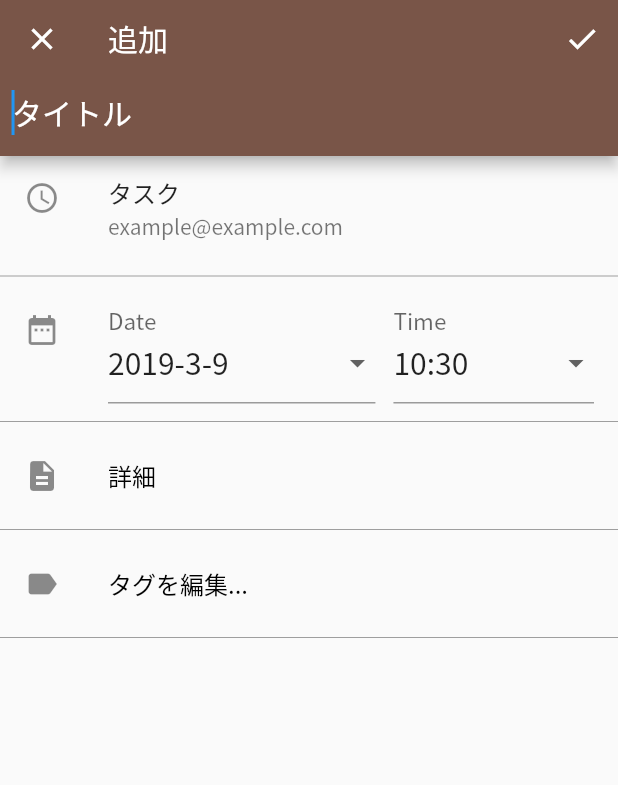
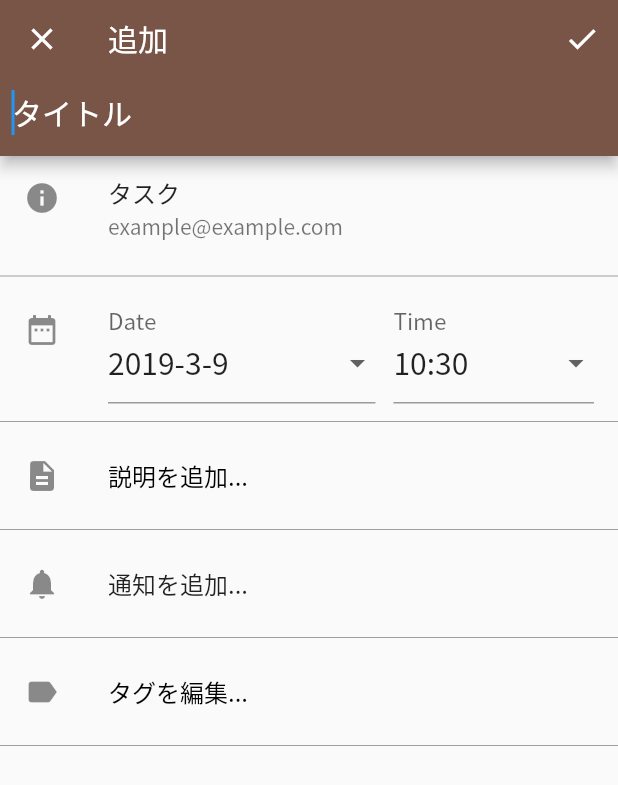
Before and after one commit to organic-nailer/todo_counter_flutter, a Flutter app: the AddPage screen opened by its route, after a tap on the "check" icon, on a phone screen of 412 x 824 dp. Shown: the top 785 px of the screen. Run offline on Flutter 3.47's test engine with Material 2 defaults, Android fonts, the light colour scheme and no system bars; our stand-ins replace cloud_firestore; accounts and stored records are empty.

Commit message:
AddPageをTaskItem形式に変更

```diff
--- a/lib/AddPage.dart
+++ b/lib/AddPage.dart
@@ -102,23 +102,35 @@ class AddPageState extends State<AddPage>{
 								));
 								return;
 							}
+
+							var item = {
+								"title": _titleTextController.text,
+								"description": {
+									"description": _descriptionTextControllder.text,
+								},
+								"time": {
+									"deadline": _date.day,
+									"createdat": new DateTime.now(),
+								},
+								"tag": _selectedTags,
+								"done": false,
+								"notify": {},
+								"genre": "TASK",
+								"other_data": {},
+							};
+
 							if(_iseditmode){
-								Firestore.instance.collection("Todos").document(widget.todo.id).updateData({
-									"title": _titleTextController.text,
-									"description": _descriptionTextControllder.text,
-									"vote": _date.day,
-									"deadline": new DateTime(_date.year, _date.month, _date.day, _time.hour, _time.minute)
-								});
+								Firestore.instance
+										 .collection("Todos")
+										 .document(widget.todo.id)
+										 .updateData(item);
 								Navigator.of(context).pop();
 							}
 							else{
-								Firestore.instance.collection("Todos").document().setData({
-									"title": _titleTextController.text,
-									"description": _descriptionTextControllder.text,
-									"vote": _date.day,
-									"deadline": new DateTime(_date.year,_date.month,_date.day,_time.hour,_time.minute),
-									"tag": _selectedTags
-								});
+								Firestore.instance
+										 .collection("Todos")
+										 .document()
+										 .setData(item);
 							}
 							Navigator.of(context).pop();
 						}
@@ -129,7 +141,7 @@ class AddPageState extends State<AddPage>{
 				children: <Widget>[
 
 					new ListTile(
-						leading: new Icon(Icons.schedule),
+						leading: new Icon(Icons.info),
 						title: new Text("タスク"),
 						subtitle: new Text("example@example.com"),
 					),
@@ -149,7 +161,7 @@ class AddPageState extends State<AddPage>{
 							controller: _descriptionTextControllder,
 							decoration: new InputDecoration(
 								border: InputBorder.none,
-								hintText: "詳細",
+								hintText: "説明を追加...",
 								hintStyle: new TextStyle(
 									color: Colors.black,
 									fontFamily: "NotoSansJP",
@@ -158,6 +170,11 @@ class AddPageState extends State<AddPage>{
 						),
 					),
 					new Divider(color: Colors.grey,),
+					new ListTile(
+						leading: new Icon(Icons.notifications),
+						title: new Text("通知を追加..."),
+					),
+					new Divider(color: Colors.grey),
 					new ListTile(
 						leading: new Icon(Icons.label),
 						title: new InkWell(
--- a/lib/TodoItemCard.dart
+++ b/lib/TodoItemCard.dart
@@ -7,7 +7,6 @@ import 'DetailPage.dart';
 Widget TodoItemCard(BuildContext context, Todo todo){
 
 	return new Card(
-		//color: Color.fromARGB(125, - todo.deadline.difference(new DateTime.now()).inDays, 0, 0),
 		color: MatchwithDeadColor(todo.deadline),
 		child: new InkWell(
 			onTap: (){_pushToEditPage(context, todo);},
```
Also changed, not shown: lib/Todo.dart (+24 -0 lines), pubspec.lock.
